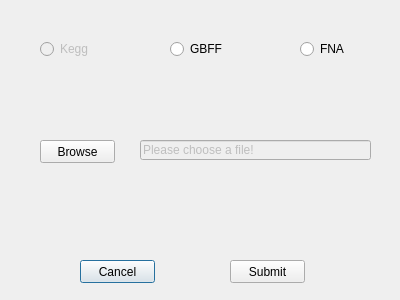
This is geneViewerSettings.ui in TrinhLab/CASPERapp as Qt 5 draws it before an edit. The edited form follows.
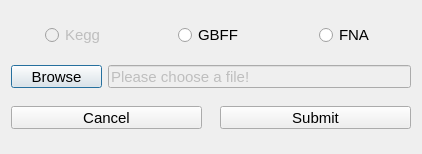
This is the edited form.

```diff
--- a/geneViewerSettings.ui
+++ b/geneViewerSettings.ui
@@ -9,82 +9,38 @@
    <rect>
     <x>0</x>
     <y>0</y>
-    <width>400</width>
-    <height>300</height>
+    <width>422</width>
+    <height>154</height>
    </rect>
   </property>
+  <property name="minimumSize">
+   <size>
+    <width>422</width>
+    <height>154</height>
+   </size>
+  </property>
+  <property name="maximumSize">
+   <size>
+    <width>422</width>
+    <height>154</height>
+   </size>
+  </property>
+  <property name="font">
+   <font>
+    <pointsize>11</pointsize>
+   </font>
+  </property>
   <property name="windowTitle">
    <string>Dialog</string>
   </property>
-  <widget class="QPushButton" name="cancel_button">
-   <property name="geometry">
-    <rect>
-     <x>80</x>
-     <y>260</y>
-     <width>75</width>
-     <height>23</height>
-    </rect>
-   </property>
-   <property name="toolTip">
-    <string>&lt;html&gt;&lt;head/&gt;&lt;body&gt;&lt;p&gt;Cancel changes&lt;/p&gt;&lt;/body&gt;&lt;/html&gt;</string>
-   </property>
-   <property name="text">
-    <string>Cancel</string>
-   </property>
-  </widget>
-  <widget class="QPushButton" name="submit_button">
-   <property name="enabled">
-    <bool>true</bool>
-   </property>
-   <property name="geometry">
-    <rect>
-     <x>230</x>
-     <y>260</y>
-     <width>75</width>
-     <height>23</height>
-    </rect>
-   </property>
-   <property name="toolTip">
-    <string>&lt;html&gt;&lt;head/&gt;&lt;body&gt;&lt;p&gt;Save Changes&lt;/p&gt;&lt;/body&gt;&lt;/html&gt;</string>
-   </property>
-   <property name="text">
-    <string>Submit</string>
-   </property>
-  </widget>
-  <widget class="QRadioButton" name="kegg_radio_button">
-   <property name="enabled">
-    <bool>false</bool>
-   </property>
-   <property name="geometry">
-    <rect>
-     <x>40</x>
-     <y>40</y>
-     <width>83</width>
-     <height>18</height>
-    </rect>
-   </property>
-   <property name="toolTip">
-    <string>&lt;html&gt;&lt;head/&gt;&lt;body&gt;&lt;p&gt;Use Kegg's seqencer. Only available for use when using Kegg for annotation&lt;/p&gt;&lt;/body&gt;&lt;/html&gt;</string>
-   </property>
-   <property name="text">
-    <string>Kegg</string>
-   </property>
-   <attribute name="buttonGroup">
-    <string notr="true">fileTypeSelectionGroup</string>
-   </attribute>
-  </widget>
+  <layout class="QGridLayout" name="gridLayout">
+   <item row="0" column="0" colspan="3">
+    <layout class="QGridLayout" name="gridLayout_2">
+     <item row="0" column="1" alignment="Qt::AlignHCenter">
   <widget class="QRadioButton" name="gbff_radio_button">
    <property name="enabled">
     <bool>true</bool>
    </property>
-   <property name="geometry">
-    <rect>
-     <x>170</x>
-     <y>40</y>
-     <width>83</width>
-     <height>18</height>
-    </rect>
-   </property>
    <property name="toolTip">
     <string>&lt;html&gt;&lt;head/&gt;&lt;body&gt;&lt;p&gt;Use a GBFF file for gene viewer sequence. Available with any type of file&lt;/p&gt;&lt;/body&gt;&lt;/html&gt;</string>
    </property>
@@ -95,15 +51,25 @@
     <string notr="true">fileTypeSelectionGroup</string>
    </attribute>
   </widget>
+     </item>
+     <item row="0" column="0" alignment="Qt::AlignHCenter">
+      <widget class="QRadioButton" name="kegg_radio_button">
+       <property name="enabled">
+        <bool>false</bool>
+       </property>
+       <property name="toolTip">
+        <string>&lt;html&gt;&lt;head/&gt;&lt;body&gt;&lt;p&gt;Use Kegg's seqencer. Only available for use when using Kegg for annotation&lt;/p&gt;&lt;/body&gt;&lt;/html&gt;</string>
+       </property>
+       <property name="text">
+        <string>Kegg</string>
+       </property>
+       <attribute name="buttonGroup">
+        <string notr="true">fileTypeSelectionGroup</string>
+       </attribute>
+      </widget>
+     </item>
+     <item row="0" column="2" alignment="Qt::AlignHCenter">
   <widget class="QRadioButton" name="fna_radio_button">
-   <property name="geometry">
-    <rect>
-     <x>300</x>
-     <y>40</y>
-     <width>83</width>
-     <height>18</height>
-    </rect>
-   </property>
    <property name="toolTip">
     <string>&lt;html&gt;&lt;head/&gt;&lt;body&gt;&lt;p&gt;Use a FNA file for gene viewer sequence. Available with any annotation file selected.&lt;/p&gt;&lt;/body&gt;&lt;/html&gt;</string>
    </property>
@@ -114,14 +80,22 @@
     <string notr="true">fileTypeSelectionGroup</string>
    </attribute>
   </widget>
+     </item>
+    </layout>
+   </item>
+   <item row="1" column="0">
   <widget class="QPushButton" name="browse_button">
-   <property name="geometry">
-    <rect>
-     <x>40</x>
-     <y>140</y>
-     <width>75</width>
+     <property name="minimumSize">
+      <size>
+       <width>91</width>
      <height>23</height>
-    </rect>
+      </size>
+     </property>
+     <property name="maximumSize">
+      <size>
+       <width>91</width>
+       <height>23</height>
+      </size>
    </property>
    <property name="toolTip">
     <string>&lt;html&gt;&lt;head/&gt;&lt;body&gt;&lt;p&gt;Allows you to search for a file&lt;/p&gt;&lt;p&gt;Note: this only works when choosing GBFF or FNA. Also if GBFF is chosen, only GBFF files will be accepted.&lt;/p&gt;&lt;p&gt;If FNA is chosen, only FNA files will be accepted&lt;/p&gt;&lt;/body&gt;&lt;/html&gt;</string>
@@ -130,22 +104,77 @@
     <string>Browse</string>
    </property>
   </widget>
+   </item>
+   <item row="1" column="1" colspan="2">
   <widget class="QLineEdit" name="file_name_edit">
    <property name="enabled">
     <bool>false</bool>
    </property>
-   <property name="geometry">
-    <rect>
-     <x>140</x>
-     <y>140</y>
-     <width>231</width>
-     <height>20</height>
-    </rect>
+     <property name="minimumSize">
+      <size>
+       <width>261</width>
+       <height>23</height>
+      </size>
+     </property>
+     <property name="maximumSize">
+      <size>
+       <width>307</width>
+       <height>23</height>
+      </size>
    </property>
    <property name="text">
     <string>Please choose a file!</string>
    </property>
   </widget>
+   </item>
+   <item row="2" column="0" colspan="2">
+    <widget class="QPushButton" name="cancel_button">
+     <property name="minimumSize">
+      <size>
+       <width>191</width>
+       <height>23</height>
+      </size>
+     </property>
+     <property name="maximumSize">
+      <size>
+       <width>191</width>
+       <height>23</height>
+      </size>
+     </property>
+     <property name="toolTip">
+      <string>&lt;html&gt;&lt;head/&gt;&lt;body&gt;&lt;p&gt;Cancel changes&lt;/p&gt;&lt;/body&gt;&lt;/html&gt;</string>
+     </property>
+     <property name="text">
+      <string>Cancel</string>
+     </property>
+    </widget>
+   </item>
+   <item row="2" column="2">
+    <widget class="QPushButton" name="submit_button">
+     <property name="enabled">
+      <bool>true</bool>
+     </property>
+     <property name="minimumSize">
+      <size>
+       <width>191</width>
+       <height>23</height>
+      </size>
+     </property>
+     <property name="maximumSize">
+      <size>
+       <width>191</width>
+       <height>23</height>
+      </size>
+     </property>
+     <property name="toolTip">
+      <string>&lt;html&gt;&lt;head/&gt;&lt;body&gt;&lt;p&gt;Save Changes&lt;/p&gt;&lt;/body&gt;&lt;/html&gt;</string>
+     </property>
+     <property name="text">
+      <string>Submit</string>
+     </property>
+    </widget>
+   </item>
+  </layout>
  </widget>
  <resources/>
  <connections/>
```
Lines whose indentation alone changed are shown as unchanged.
